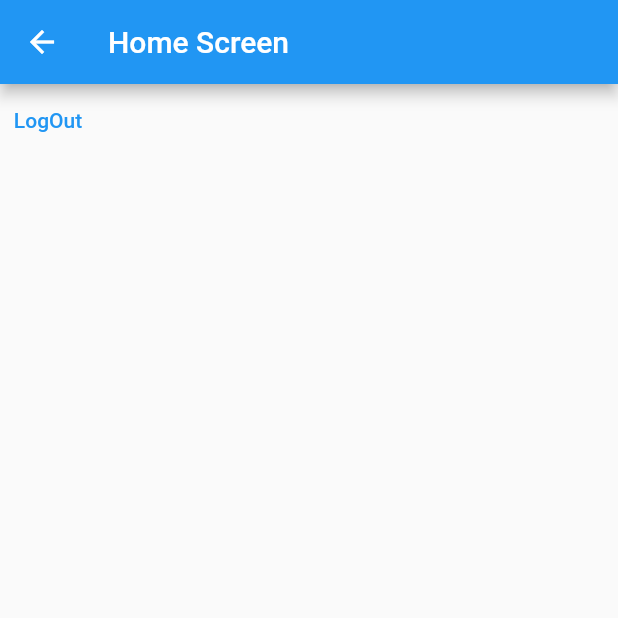
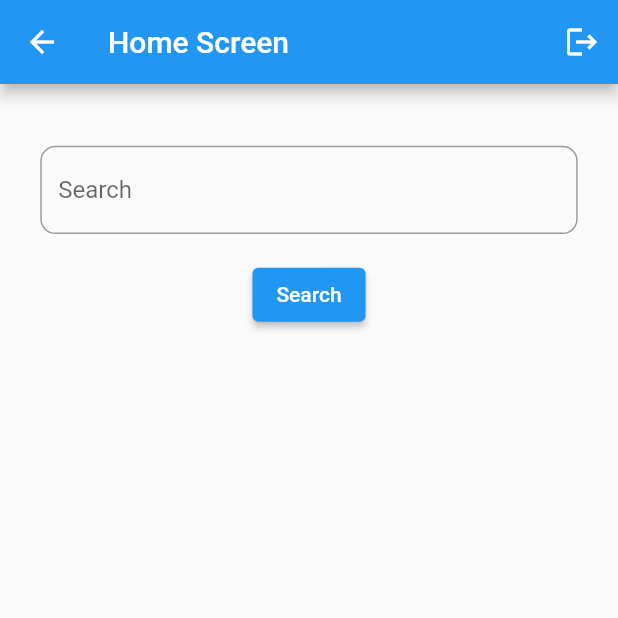
Before and after one commit to bogoslovskiydenis/diplom_chat_app, a Flutter app: the HomeScreen screen opened directly, on a phone screen of 412 x 824 dp, the top half of it. Run offline on Flutter 3.47's test engine with Material 2 defaults, Android fonts, the phone set to English and light mode, and no system bars; our stand-ins replace cloud_firestore, firebase_auth, firebase_core; accounts and stored records are empty.

Commit message:
Add user in Firestore ,Search User

```diff
--- a/lib/main.dart
+++ b/lib/main.dart
@@ -9,10 +9,12 @@ Future main() async {
   WidgetsFlutterBinding.ensureInitialized();
 
   await Firebase.initializeApp();
-  runApp(MyApp());
+  runApp(const MyApp());
 }
 
 class MyApp extends StatelessWidget {
+  const MyApp({Key? key}) : super(key: key);
+
   @override
   Widget build(BuildContext context) {
     return MaterialApp(debugShowCheckedModeBanner: false,home: Authenticate());
--- a/lib/screens/HomeScreen.dart
+++ b/lib/screens/HomeScreen.dart
@@ -1,12 +1,112 @@
 import 'package:diplom_chat_app/screens/Firebase/firebase_model.dart';
 import 'package:flutter/material.dart';
+import 'package:cloud_firestore/cloud_firestore.dart';
+import 'package:firebase_auth/firebase_auth.dart';
+class HomeScreen extends StatefulWidget {
+  @override
+  _HomeScreenState createState() => _HomeScreenState();
+}
 
-class HomeScreen extends StatelessWidget{
+class _HomeScreenState extends State<HomeScreen> with WidgetsBindingObserver {
+  Map<String, dynamic>? userMap;
+  bool isLoading = false;
+  final TextEditingController _search = TextEditingController();
+  final FirebaseAuth _auth = FirebaseAuth.instance;
+  final FirebaseFirestore _firestore = FirebaseFirestore.instance;
+
+
+  void onSearch() async {
+    FirebaseFirestore _firestore = FirebaseFirestore.instance;
+
+    setState(() {
+      isLoading = true;
+    });
+
+    await _firestore
+        .collection('users')
+        .where("email", isEqualTo: _search.text)
+        .get()
+        .then((value) {
+      setState(() {
+        userMap = value.docs[0].data();
+        isLoading = false;
+      });
+      print(userMap);
+    });
+  }
+
   @override
   Widget build(BuildContext context) {
+    final size = MediaQuery.of(context).size;
+
     return Scaffold(
-      appBar: AppBar(title: Text('Home Screen'),),
-      body: TextButton(onPressed: ()=> logOut(context),child: Text('LogOut'),),
+      appBar: AppBar(
+        title: Text("Home Screen"),
+        actions: [
+          IconButton(icon: Icon(Icons.logout), onPressed: () => logOut(context))
+        ],
+      ),
+      body: isLoading
+          ? Center(
+        child: Container(
+          height: size.height / 20,
+          width: size.height / 20,
+          child: CircularProgressIndicator(),
+        ),
+      )
+          : Column(
+        children: [
+          SizedBox(
+            height: size.height / 20,
+          ),
+          Container(
+            height: size.height / 14,
+            width: size.width,
+            alignment: Alignment.center,
+            child: Container(
+              height: size.height / 14,
+              width: size.width / 1.15,
+              child: TextField(
+                controller: _search,
+                decoration: InputDecoration(
+                  hintText: "Search",
+                  border: OutlineInputBorder(
+                    borderRadius: BorderRadius.circular(10),
+                  ),
+                ),
+              ),
+            ),
+          ),
+          SizedBox(
+            height: size.height / 50,
+          ),
+          ElevatedButton(
+            onPressed: onSearch,
+            child: Text("Search"),
+          ),
+          SizedBox(
+            height: size.height / 30,
+          ),
+          userMap != null
+              ? ListTile(
+            onTap: () {
+
+            },
+            leading: Icon(Icons.account_box, color: Colors.black),
+            title: Text(
+              userMap!['name'],
+              style: TextStyle(
+                color: Colors.black,
+                fontSize: 17,
+                fontWeight: FontWeight.w500,
+              ),
+            ),
+            subtitle: Text(userMap!['email']),
+            trailing: Icon(Icons.chat, color: Colors.black),
+          )
+              : Container(),
+        ],
+      ),
     );
   }
 }
--- a/pubspec.yaml
+++ b/pubspec.yaml
@@ -40,6 +40,7 @@ dev_dependencies:
     sdk: flutter
   firebase_auth: any
   firebase_core: any
+  cloud_firestore: any
 
   # The "flutter_lints" package below contains a set of recommended lints to
   # encourage good coding practices. The lint set provided by the package is
```
Also changed, not shown: lib/screens/Firebase/firebase_model.dart (+29 -21 lines), pubspec.lock, 1 other file.
